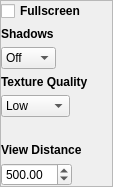
Old version of the form bin/data/ui/renderersettings.ui in the repository realXtend/tundra.
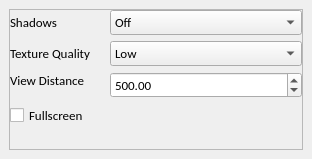
New version of the form.

Commit message: Move stuff to new Settings menu item, tweak ui files to be proper. Restore ctrl+f functionality to toggle full screen mode. Make console UI from up on top of the login browser ui.

Patch:
```diff
--- a/bin/data/ui/renderersettings.ui
+++ b/bin/data/ui/renderersettings.ui
@@ -6,10 +6,16 @@
    <rect>
     <x>0</x>
     <y>0</y>
-    <width>113</width>
-    <height>140</height>
+    <width>312</width>
+    <height>150</height>
    </rect>
   </property>
+  <property name="font">
+   <font>
+    <family>Calibri</family>
+    <pointsize>10</pointsize>
+   </font>
+  </property>
   <property name="windowTitle">
    <string>Sound Settings</string>
   </property>
@@ -18,7 +24,7 @@
     <number>0</number>
    </property>
    <property name="margin">
-    <number>0</number>
+    <number>9</number>
    </property>
    <item>
     <widget class="QFrame" name="MainFrame">
@@ -33,34 +39,16 @@
        <number>0</number>
       </property>
       <item>
-       <layout class="QHBoxLayout" name="horizontalLayout_2">
-        <item>
-         <widget class="QCheckBox" name="fullscreen_toggle">
-          <property name="font">
-           <font>
-            <weight>75</weight>
-            <bold>true</bold>
-           </font>
-          </property>
-          <property name="layoutDirection">
-           <enum>Qt::LeftToRight</enum>
-          </property>
-          <property name="text">
-           <string>Fullscreen</string>
-          </property>
-          <property name="tristate">
-           <bool>false</bool>
-          </property>
-         </widget>
-        </item>
-       </layout>
-      </item>
-      <item>
+       <layout class="QFormLayout" name="formLayout">
+        <property name="horizontalSpacing">
+         <number>20</number>
+        </property>
+        <item row="0" column="0">
        <widget class="QLabel" name="label_shadows">
         <property name="font">
          <font>
-          <weight>75</weight>
-          <bold>true</bold>
+            <weight>50</weight>
+            <bold>false</bold>
          </font>
         </property>
         <property name="text">
@@ -68,14 +56,8 @@
         </property>
        </widget>
       </item>
-      <item>
+        <item row="0" column="1">
        <widget class="QComboBox" name="combo_shadows">
-        <property name="sizePolicy">
-         <sizepolicy hsizetype="Maximum" vsizetype="Fixed">
-          <horstretch>0</horstretch>
-          <verstretch>0</verstretch>
-         </sizepolicy>
-        </property>
         <item>
          <property name="text">
           <string>Off</string>
@@ -93,12 +75,12 @@
         </item>
        </widget>
       </item>
-      <item>
+        <item row="1" column="0">
        <widget class="QLabel" name="label_texture">
         <property name="font">
          <font>
-          <weight>75</weight>
-          <bold>true</bold>
+            <weight>50</weight>
+            <bold>false</bold>
          </font>
         </property>
         <property name="text">
@@ -106,14 +88,8 @@
         </property>
        </widget>
       </item>
-      <item>
+        <item row="1" column="1">
        <widget class="QComboBox" name="combo_texture">
-        <property name="sizePolicy">
-         <sizepolicy hsizetype="Maximum" vsizetype="Fixed">
-          <horstretch>0</horstretch>
-          <verstretch>0</verstretch>
-         </sizepolicy>
-        </property>
         <item>
          <property name="text">
           <string>Low</string>
@@ -126,14 +102,7 @@
         </item>
        </widget>
       </item>
-      <item>
-       <widget class="QLabel" name="label_restartmessage">
-        <property name="text">
-         <string/>
-        </property>
-       </widget>
-      </item>
-      <item>
+        <item row="2" column="0">
        <widget class="QLabel" name="label_viewdistance">
         <property name="sizePolicy">
          <sizepolicy hsizetype="Preferred" vsizetype="Maximum">
@@ -143,8 +112,8 @@
         </property>
         <property name="font">
          <font>
-          <weight>75</weight>
-          <bold>true</bold>
+            <weight>50</weight>
+            <bold>false</bold>
          </font>
         </property>
         <property name="text">
@@ -152,14 +121,8 @@
         </property>
        </widget>
       </item>
-      <item>
+        <item row="2" column="1">
        <widget class="QDoubleSpinBox" name="spinbox_viewdistance">
-        <property name="sizePolicy">
-         <sizepolicy hsizetype="Fixed" vsizetype="Fixed">
-          <horstretch>0</horstretch>
-          <verstretch>0</verstretch>
-         </sizepolicy>
-        </property>
         <property name="minimumSize">
          <size>
           <width>60</width>
@@ -180,18 +143,33 @@
         </property>
        </widget>
       </item>
+       </layout>
+      </item>
       <item>
-       <spacer name="verticalSpacer">
-        <property name="orientation">
-         <enum>Qt::Vertical</enum>
+       <widget class="QCheckBox" name="fullscreen_toggle">
+        <property name="font">
+         <font>
+          <weight>50</weight>
+          <bold>false</bold>
+         </font>
         </property>
-        <property name="sizeHint" stdset="0">
-         <size>
-          <width>20</width>
-          <height>40</height>
-         </size>
+        <property name="layoutDirection">
+         <enum>Qt::LeftToRight</enum>
         </property>
-       </spacer>
+        <property name="text">
+         <string>Fullscreen</string>
+        </property>
+        <property name="tristate">
+         <bool>false</bool>
+        </property>
+       </widget>
+      </item>
+      <item>
+       <widget class="QLabel" name="label_restartmessage">
+        <property name="text">
+         <string/>
+        </property>
+       </widget>
       </item>
      </layout>
     </widget>
```
Left out of the diff: 2 changed lines with no effect on the pictures. Lines whose indentation alone changed are shown as unchanged. The commit also changes 8 other files.
